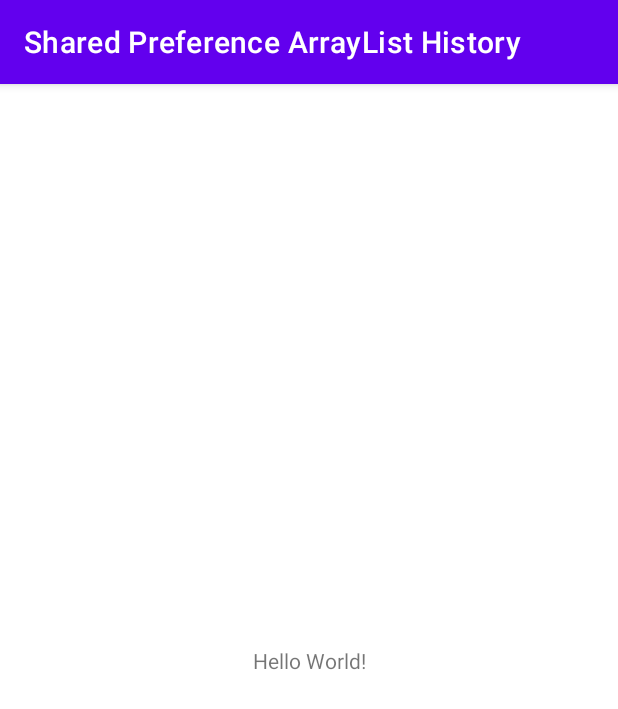
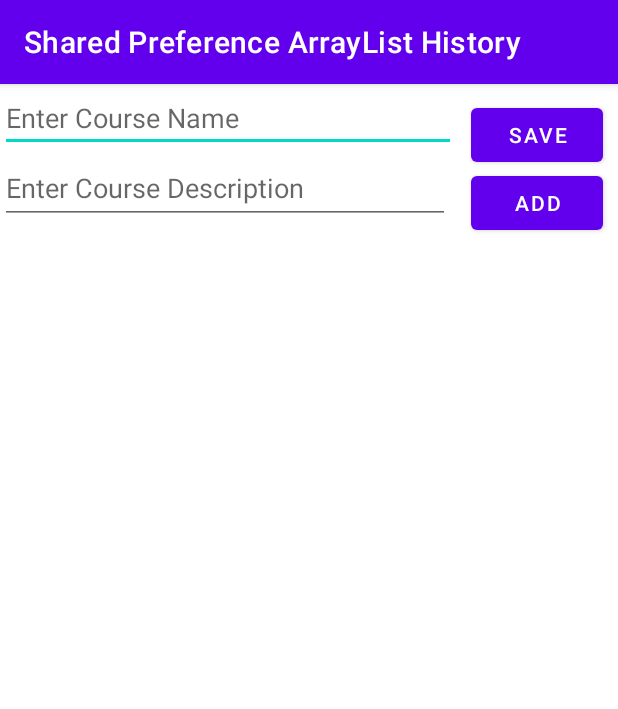
Before and after one commit to vladislav-8/SharedPreferenceArrayListHistory, an Android app: the screen it shows after launch (MainActivity), on a phone screen of 412 x 824 dp. Shown: the top 709 px of the screen. Run offline under Robolectric (Android 15) with nearby library versions, the phone set to English and light mode, and no system bars.

Commit message:
Тренинг sharedPrefs, сохранение и добавление заметок

```diff
--- /dev/null
+++ b/app/src/main/java/com/practicum/sharedpreferencearraylisthistory/CourseModal.kt
@@ -0,0 +1,6 @@
+package com.practicum.sharedpreferencearraylisthistory
+
+data class CourseModal(
+    var courseName: String,
+    var courseDescription: String
+)
--- a/app/src/main/java/com/practicum/sharedpreferencearraylisthistory/MainActivity.kt
+++ b/app/src/main/java/com/practicum/sharedpreferencearraylisthistory/MainActivity.kt
@@ -2,11 +2,67 @@ package com.practicum.sharedpreferencearraylisthistory
 
 import androidx.appcompat.app.AppCompatActivity
 import android.os.Bundle
+import android.widget.Toast
+import androidx.recyclerview.widget.LinearLayoutManager
+import com.google.gson.Gson
+import com.google.gson.reflect.TypeToken
+import com.practicum.sharedpreferencearraylisthistory.databinding.ActivityMainBinding
 
-class MainActivity : AppCompatActivity() {
+class MainActivity : AppCompatActivity(), CourseAdapter.ClickListener {
+
+    private lateinit var mainBinding: ActivityMainBinding
+    private var adapter = CourseAdapter(this)
+
+    companion object {
+        const val SHARED_PREFERENCES = "shared preferences"
+        const val SHARED_PREFERENCES_KEY = "shared preferences_key"
+    }
+
     override fun onCreate(savedInstanceState: Bundle?) {
         super.onCreate(savedInstanceState)
-        setContentView(R.layout.activity_main)
+        mainBinding = ActivityMainBinding.inflate(layoutInflater)
+        setContentView(mainBinding.root)
 
+        loadData()
+        buildRecyclerView()
+
+        mainBinding.idBtnAdd.setOnClickListener {
+            adapter.courseModalArrayList.add(
+                CourseModal(
+                    mainBinding.idEdtCourseName.text.toString(),
+                    mainBinding.idEdtCourseDescription.text.toString()
+                )
+            )
+            adapter.notifyItemInserted((adapter.courseModalArrayList.size))
+        }
+
+        mainBinding.idBtnSave.setOnClickListener {
+            saveData()
+        }
+    }
+
+    private fun buildRecyclerView() {
+        val manager = LinearLayoutManager(this)
+        mainBinding.idRVCourses.hasFixedSize()
+        mainBinding.idRVCourses.layoutManager = manager
+        mainBinding.idRVCourses.adapter = adapter
+    }
+
+    private fun loadData() {
+        val sharedPreferences = getSharedPreferences(SHARED_PREFERENCES, MODE_PRIVATE)
+        val json = sharedPreferences.getString(SHARED_PREFERENCES_KEY, " []")
+        val type = object : TypeToken<ArrayList<CourseModal>>() {}.type
+        adapter.courseModalArrayList = Gson().fromJson(json, type)
+    }
+
+    private fun saveData() {
+        val sharedPreferences = getSharedPreferences(SHARED_PREFERENCES, MODE_PRIVATE)
+        val json = Gson().toJson(adapter.courseModalArrayList)
+        sharedPreferences.edit().putString(SHARED_PREFERENCES_KEY, json).apply()
+        Toast.makeText(this, "Saved Array List to Shared preferences. ", Toast.LENGTH_SHORT).show()
+    }
+
+    override fun onClick(cours: CourseModal) {
+        Toast.makeText(this, "Вот тебе имя ${cours.courseName} вот тебе описание ${cours.courseDescription} ", Toast.LENGTH_SHORT).show()
     }
 }
--- a/app/src/main/res/layout/activity_main.xml
+++ b/app/src/main/res/layout/activity_main.xml
@@ -1,18 +1,53 @@
 <?xml version="1.0" encoding="utf-8"?>
-<androidx.constraintlayout.widget.ConstraintLayout xmlns:android="http://schemas.android.com/apk/res/android"
-    xmlns:app="http://schemas.android.com/apk/res-auto"
+<RelativeLayout
+    xmlns:android="http://schemas.android.com/apk/res/android"
     xmlns:tools="http://schemas.android.com/tools"
     android:layout_width="match_parent"
     android:layout_height="match_parent"
     tools:context=".MainActivity">
 
-    <TextView
+    <!--edit text for adding course name-->
+    <EditText
+        android:id="@+id/idEdtCourseName"
+        android:layout_width="match_parent"
+        android:layout_height="wrap_content"
+        android:layout_toStartOf="@id/idBtnSave"
+        android:hint="@string/enter_course_name" />
+
+    <!--edit text for adding course description-->
+    <EditText
+        android:id="@+id/idEdtCourseDescription"
+        android:layout_width="match_parent"
+        android:layout_height="48dp"
+        android:layout_below="@id/idEdtCourseName"
+        android:layout_marginEnd="4dp"
+        android:layout_toStartOf="@id/idBtnAdd"
+        android:hint="@string/enter_course_description" />
+
+    <!--button for adding data to recycler view-->
+    <Button
+        android:id="@+id/idBtnAdd"
         android:layout_width="wrap_content"
         android:layout_height="wrap_content"
-        android:text="Hello World!"
-        app:layout_constraintBottom_toBottomOf="parent"
-        app:layout_constraintEnd_toEndOf="parent"
-        app:layout_constraintStart_toStartOf="parent"
-        app:layout_constraintTop_toTopOf="parent" />
+        android:layout_below="@id/idEdtCourseName"
+        android:layout_alignParentEnd="true"
+        android:layout_margin="10dp"
+        android:text="@string/add" />
 
-</androidx.constraintlayout.widget.ConstraintLayout>
+    <!--button for saving data to shared prefs-->
+    <Button
+        android:id="@+id/idBtnSave"
+        android:layout_width="wrap_content"
+        android:layout_height="wrap_content"
+        android:layout_alignParentEnd="true"
+        android:layout_margin="10dp"
+        android:text="@string/save" />
+
+    <!--recycler view to display our data-->
+    <androidx.recyclerview.widget.RecyclerView
+        android:id="@+id/idRVCourses"
+        android:layout_width="match_parent"
+        android:layout_height="match_parent"
+        android:layout_below="@id/idEdtCourseDescription" />
+
+</RelativeLayout>
--- a/app/src/main/res/values/strings.xml
+++ b/app/src/main/res/values/strings.xml
@@ -1,3 +1,10 @@
 <resources>
     <string name="app_name">Shared Preference ArrayList History</string>
+    <string name="enter_course_description">Enter Course Description</string>
+    <string name="enter_course_name">Enter Course Name</string>
+    <string name="add">Add</string>
+    <string name="save">Save</string>
+    <string name="course_description">Course Description</string>
+    <string name="course_name">Course Name</string>
+    <string name="textview">TextView</string>
 </resources>
```
Also changed, not shown: app/build.gradle (+6 -2 lines), app/src/main/java/com/practicum/sharedpreferencearraylisthistory/CourseAdapter.kt (added, +46 -0 lines), app/src/main/res/layout/course_rv_item.xml (added, +37 -0 lines), app/src/main/res/layout/item_view.xml (added, +17 -0 lines), 1 other file.
